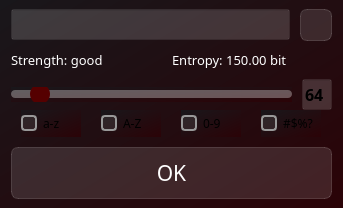
First picture: the form in src/PySide_UI/Password_Generator.ui, repository 6TRINN9/CS50_Python_Final_project, before the edit.
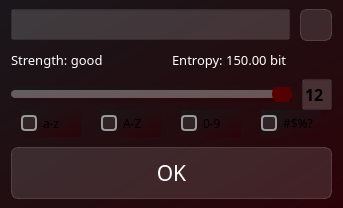
Second picture: the form after the edit. Icons and pictures are not drawn.

Commit message: Working version W_generator

```diff
--- a/src/PySide_UI/Password_Generator.ui
+++ b/src/PySide_UI/Password_Generator.ui
@@ -170,10 +170,16 @@
           <number>8</number>
          </property>
          <property name="maximum">
-          <number>64</number>
+          <number>32</number>
+         </property>
+         <property name="pageStep">
+          <number>1</number>
+         </property>
+         <property name="value">
+          <number>32</number>
          </property>
          <property name="sliderPosition">
-          <number>12</number>
+          <number>32</number>
          </property>
          <property name="orientation">
           <enum>Qt::Orientation::Horizontal</enum>
@@ -201,7 +207,7 @@
 background-color:  rgba(255, 255, 255, 40);</string>
          </property>
          <property name="text">
-          <string>64</string>
+          <string>12</string>
          </property>
          <property name="readOnly">
           <bool>false</bool>
```
The commit also changes 6 other files.
